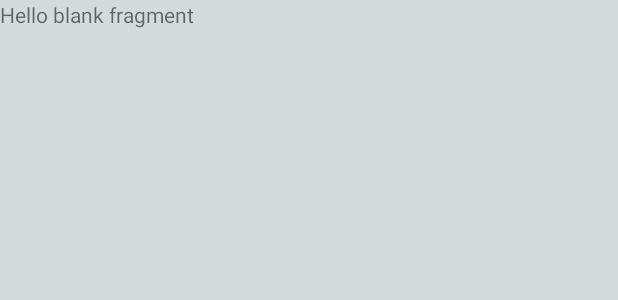
After one commit to CarsonEllsworth33/Team7Plant, an Android app: the layout fragment_custom_plant.xml on its own in the app's theme, with its tools: preview values and no code run, on a phone screen of 412 x 824 dp. The commit adds this screen. Shown: the top 300 px of the screen. Run offline under Robolectric (Android 15) with nearby library versions, the phone set to English and light mode, and no system bars.

Commit message:
Added proto custom plant page with only plant id

```diff
--- a/sunflower/app/build.gradle
+++ b/sunflower/app/build.gradle
@@ -67,6 +67,7 @@ android {
 dependencies {
     // implementation "org.jetbrains.kotlin:kotlin-stdlib:$kotlin_version"
     implementation 'androidx.legacy:legacy-support-v4:1.0.0'
+    implementation "org.jetbrains.kotlin:kotlin-stdlib:$kotlin_version"
     compileOnly "com.squareup.inject:assisted-inject-annotations-dagger2:$rootProject.assistedInjectVersion"
     kapt "androidx.room:room-compiler:$rootProject.roomVersion"
     kapt "com.github.bumptech.glide:compiler:$rootProject.glideVersion"
--- a/sunflower/app/src/main/java/com/google/samples/apps/sunflower/adapters/GardenPlantingAdapter.kt
+++ b/sunflower/app/src/main/java/com/google/samples/apps/sunflower/adapters/GardenPlantingAdapter.kt
@@ -63,7 +63,7 @@ class GardenPlantingAdapter :
 
         private fun navigateToPlant(plantId: String, view: View) {
             val direction = HomeViewPagerFragmentDirections
-                .actionViewPagerFragmentToPlantDetailFragment(plantId)
+                .actionViewPagerFragmentToCustomPlantFragment(plantId)
             view.findNavController().navigate(direction)
         }
 
--- /dev/null
+++ b/sunflower/app/src/main/res/layout/fragment_custom_plant.xml
@@ -0,0 +1,31 @@
+<?xml version="1.0" encoding="utf-8"?>
+<!--
+  ~ Copyright 2021 Google LLC
+  ~
+  ~ Licensed under the Apache License, Version 2.0 (the "License");
+  ~ you may not use this file except in compliance with the License.
+  ~ You may obtain a copy of the License at
+  ~
+  ~     https://www.apache.org/licenses/LICENSE-2.0
+  ~
+  ~ Unless required by applicable law or agreed to in writing, software
+  ~ distributed under the License is distributed on an "AS IS" BASIS,
+  ~ WITHOUT WARRANTIES OR CONDITIONS OF ANY KIND, either express or implied.
+  ~ See the License for the specific language governing permissions and
+  ~ limitations under the License.
+  -->
+
+<FrameLayout xmlns:android="http://schemas.android.com/apk/res/android"
+    xmlns:tools="http://schemas.android.com/tools"
+    android:layout_width="match_parent"
+    android:layout_height="match_parent"
+    tools:context=".CustomPlantFragment">
+
+    <!-- TODO: Update blank fragment layout -->
+    <TextView
+        android:id="@+id/testName"
+        android:layout_width="match_parent"
+        android:layout_height="match_parent"
+        android:text="@string/hello_blank_fragment" />
+
+</FrameLayout>
--- a/sunflower/build.gradle
+++ b/sunflower/build.gradle
@@ -53,6 +53,7 @@ buildscript {
         uiAutomatorVersion = '2.2.0'
         viewPagerVersion = '1.0.0'
         workVersion = '2.1.0'
+        kotlin_version = '1.4.20'
     }
 
     repositories {
```
Also changed, not shown: sunflower/app/src/main/java/com/google/samples/apps/sunflower/CustomPlantFragment.kt (added, +47 -0 lines), sunflower/app/src/main/res/navigation/nav_garden.xml (+10 -0 lines).
